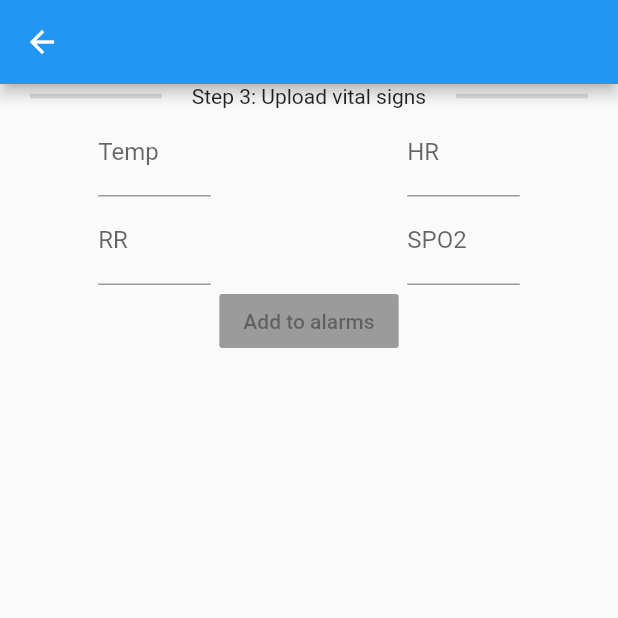
After one commit to JJack27/dartTest, a Flutter app: the AlertManagerPage screen opened directly, on a phone screen of 412 x 824 dp, the top half of it. The commit adds this screen. Run offline on Flutter 3.47's test engine with Material 2 defaults, Android fonts, the phone set to English and light mode, and no system bars; our stand-ins replace flare_flutter, geolocator, latlong, pin_code_fields; missing offline and left inert: background_location.

Commit message:
add alertManagerTestpage.dart

```diff
--- /dev/null
+++ b/lib/alertManagerTestPage.dart
@@ -0,0 +1,125 @@
+import 'package:flutter/services.dart';
+import 'package:flutter_app_file/AlertManager/AlertManagerPointData.dart' show alertManager;
+import 'package:flutter/material.dart';
+
+class AlertManagerPage extends StatefulWidget {
+
+  @override
+  State<StatefulWidget> createState() => _AlertManagerPage();
+}
+
+class _AlertManagerPage extends State<AlertManagerPage>{
+
+  final _hrTextController = TextEditingController();
+  final _rrTextController = TextEditingController();
+  final _temTextController = TextEditingController();
+  final _spo2TextController = TextEditingController();
+  bool _buttonDisabled;
+  @override
+  void initState() {
+    super.initState();
+    _buttonDisabled = true;
+    alertManager.init().then((bool val){
+      setState(() {
+        _buttonDisabled = false;
+      });
+    });
+  }
+
+
+  void dispose() {
+    _temTextController.dispose();
+    _hrTextController.dispose();
+    _rrTextController.dispose();
+    _spo2TextController.dispose();
+    super.dispose();
+  }
+
+
+
+  @override
+  Widget build(BuildContext context) {
+    final GlobalKey<ScaffoldState> alertManagerKey = GlobalKey<ScaffoldState>();
+    final UniqueKey submitKey = UniqueKey();
+
+
+
+
+
+    return Scaffold(
+        key: alertManagerKey,
+        appBar: AppBar(),
+        body: SingleChildScrollView(
+          child: Center(
+            child: Column(
+              children: <Widget>[
+
+
+                /// Step 1: Write data
+                Row(
+                    children: <Widget>[
+                      Expanded(
+                          child: Divider(indent: 20, thickness: 3, endIndent: 20)
+                      ),
+                      Text("Step 3: Upload vital signs"),
+                      Expanded(
+                          child: Divider(indent: 20, thickness: 3, endIndent: 20)
+                      ),
+                    ]
+                ),
+                Row(
+                  mainAxisAlignment: MainAxisAlignment.spaceAround,
+                  children:[
+                    Container(
+                      width: 75,
+                      child: TextField(controller: _temTextController, keyboardType: TextInputType.number, decoration: InputDecoration(labelText: "Temp")),
+                    ),
+                    Container(
+                      width: 75,
+                      child: TextField(controller: _hrTextController, keyboardType: TextInputType.number, decoration: InputDecoration(labelText: "HR"),),
+                    ),
+                  ],
+                ),
+                Row(
+                  mainAxisAlignment: MainAxisAlignment.spaceAround,
+                  children: [
+                    Container(
+                      width: 75,
+                      child: TextField(controller: _rrTextController, keyboardType: TextInputType.number, decoration: InputDecoration(labelText: "RR"),),
+                    ),
+                    Container(
+                      width: 75,
+                      child: TextField(controller: _spo2TextController, keyboardType: TextInputType.number, decoration: InputDecoration(labelText: "SPO2"),),
+                    )
+
+                  ],
+                ),
+
+                RaisedButton(
+                  key: submitKey,
+
+                  onPressed: _buttonDisabled ? null : () async{
+                    double tem = double.parse(_temTextController.text);
+                    double hr = double.parse(_hrTextController.text);
+                    double rr = double.parse(_rrTextController.text);
+                    double spo2 = double.parse(_spo2TextController.text);
+
+                    print("$tem, $hr, $rr, $spo2");
+                    print("Added to data");
+
+                    bool inDanger = alertManager.listen(hr, rr, spo2, tem);
+                    print(inDanger);
+
+                  },
+                  child: Text("Add to alarms"),
+
+                ),
+
+
+              ],
+            ),
+          ),
+        )
+    );
+  }
+}
--- a/lib/main.dart
+++ b/lib/main.dart
@@ -7,7 +7,7 @@ import 'package:pin_code_fields/pin_code_fields.dart';
 import 'package:flutter_app_file/NetworkGateway/networkManager.dart' show networkManager, NetworkManager;
 import 'dataUploadExample.dart';
 import 'alertConfigTestPage.dart';
-
+import 'alertManagerTestPage.dart';
 void main() => runApp(MyApp());
 
 class MyApp extends StatelessWidget {
@@ -253,7 +253,7 @@ class _PinCodeVerificationScreenState extends State<PinCodeVerificationScreen> {
 
 Route _createRoute() {
   return PageRouteBuilder(
-    pageBuilder: (context, animation, secondaryAnimation) => AlertConfigPage(),
+    pageBuilder: (context, animation, secondaryAnimation) => AlertManagerPage(),
     transitionsBuilder: (context, animation, secondaryAnimation, child) {
       var begin = Offset(1.0, 0.0);
       var end = Offset.zero;
```
